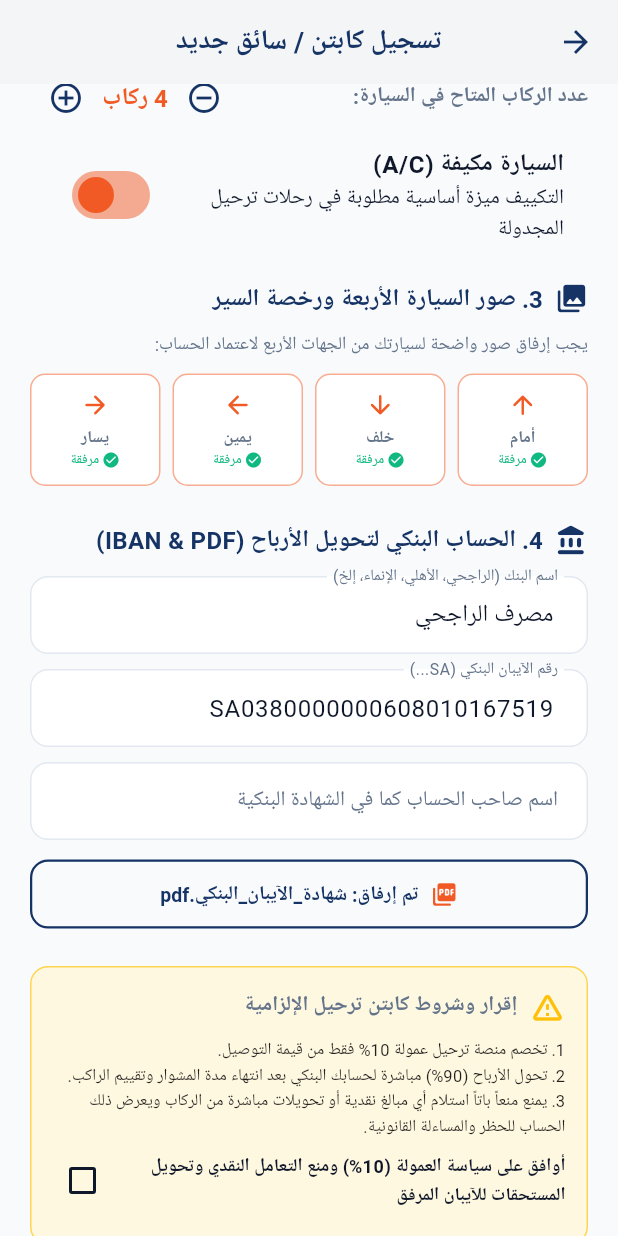
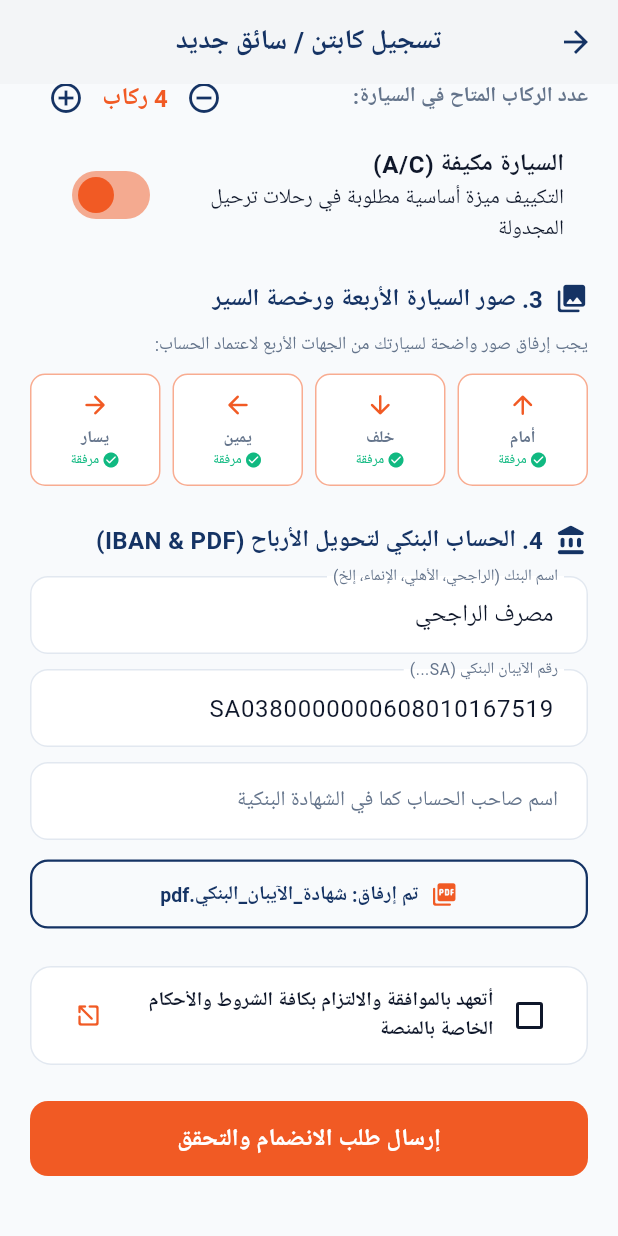
Before and after one commit to AhmedRashwan26/tarheel, a Flutter app: the DriverRegisterScreen screen opened directly, scrolled down 435 dp, on a phone screen of 412 x 824 dp. Run offline on Flutter 3.47's test engine with Material 3 defaults, Android fonts, the phone set to English and light mode, and no system bars; our stand-ins replace audioplayers, dio, file_picker, google_fonts, shared_preferences, socket_io_client; accounts and stored records are empty; Roboto replaces fonts that are missing (Cairo).

Commit message:
fix(driver-auth): open login tab by default for drivers and replace yellow policy wall with clean pledge

```diff
--- a/tarheel_app/lib/features/auth/driver_register_screen.dart
+++ b/tarheel_app/lib/features/auth/driver_register_screen.dart
@@ -4,6 +4,7 @@ import 'package:file_picker/file_picker.dart';
 import '../../core/constants/app_colors.dart';
 import '../../providers/auth_provider.dart';
 import 'otp_verification_screen.dart';
+import '../terms/terms_and_conditions_screen.dart';
 
 class DriverRegisterScreen extends StatefulWidget {
   const DriverRegisterScreen({super.key});
@@ -331,39 +332,48 @@ class _DriverRegisterScreenState extends State<DriverRegisterScreen> {
                 ),
 
                 const SizedBox(height: 24),
-                // Policy Agreement Card
+                // Clean Terms & Conditions Agreement
                 Container(
-                  padding: const EdgeInsets.all(14),
+                  padding: const EdgeInsets.symmetric(horizontal: 14, vertical: 8),
                   decoration: BoxDecoration(
-                    color: Colors.amber.shade50,
-                    borderRadius: BorderRadius.circular(12),
-                    border: Border.all(color: Colors.amber.shade300),
+                    color: Colors.white,
+                    borderRadius: BorderRadius.circular(14),
+                    border: Border.all(color: AppColors.cardBorder),
                   ),
-                  child: Column(
+                  child: Row(
                     children: [
-                      const Row(
-                        children: [
-                          Icon(Icons.warning_amber_rounded, color: Colors.amber, size: 24),
-                          SizedBox(width: 8),
-                          Text('إقرار وشروط كابتن ترحيل الإلزامية', style: TextStyle(fontWeight: FontWeight.bold)),
-                        ],
-                      ),
-                      const SizedBox(height: 8),
-                      const Text(
-                        '1. تخصم منصة ترحيل عمولة 10% فقط من قيمة التوصيل.\n'
-                        '2. تحول الأرباح (90%) مباشرة لحسابك البنكي بعد انتهاء مدة المشوار وتقييم الراكب.\n'
-                        '3. يمنع منعاً باتاً استلام أي مبالغ نقدية أو تحويلات مباشرة من الركاب ويعرض ذلك الحساب للحظر والمساءلة القانونية.',
-                        style: TextStyle(fontSize: 11, height: 1.5, color: Colors.black87),
-                      ),
-                      CheckboxListTile(
-                        contentPadding: EdgeInsets.zero,
-                        title: const Text(
-                          'أوافق على سياسة العمولة (10%) ومنع التعامل النقدي وتحويل المستحقات للآيبان المرفق',
-                          style: TextStyle(fontSize: 12, fontWeight: FontWeight.bold),
-                        ),
+                      Checkbox(
                         value: _agreeToAntiCashPolicy,
                         activeColor: AppColors.accent,
                         onChanged: (val) => setState(() => _agreeToAntiCashPolicy = val ?? false),
+                      ),
+                      Expanded(
+                        child: InkWell(
+                          onTap: () {
+                            Navigator.push(
+                              context,
+                              MaterialPageRoute(builder: (_) => const TermsAndConditionsScreen()),
+                            );
+                          },
+                          child: const Text(
+                            'أتعهد بالموافقة والالتزام بكافة الشروط والأحكام الخاصة بالمنصة',
+                            style: TextStyle(
+                              fontSize: 13,
+                              fontWeight: FontWeight.w600,
+                              color: AppColors.textPrimary,
+                            ),
+                          ),
+                        ),
+                      ),
+                      IconButton(
+                        icon: const Icon(Icons.open_in_new_rounded, size: 18, color: AppColors.accent),
+                        tooltip: 'عرض الشروط والأحكام',
+                        onPressed: () {
+                          Navigator.push(
+                            context,
+                            MaterialPageRoute(builder: (_) => const TermsAndConditionsScreen()),
+                          );
+                        },
                       ),
                     ],
                   ),
```
Also changed, not shown: tarheel_app/lib/features/auth/driver_auth_screen.dart (+4 -17 lines).
